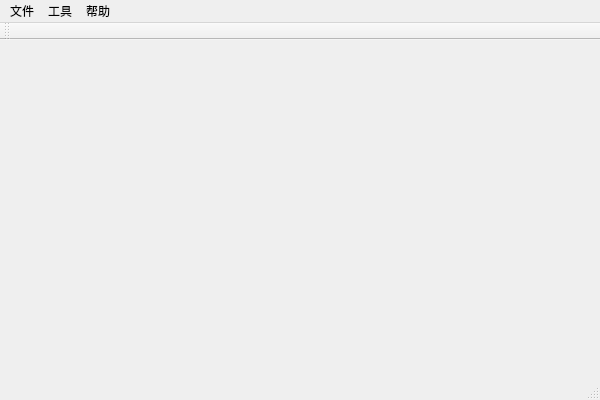
waspxyz/QtSipPhone, file QtSipPhone/qtsipphone.ui: the form before one commit.
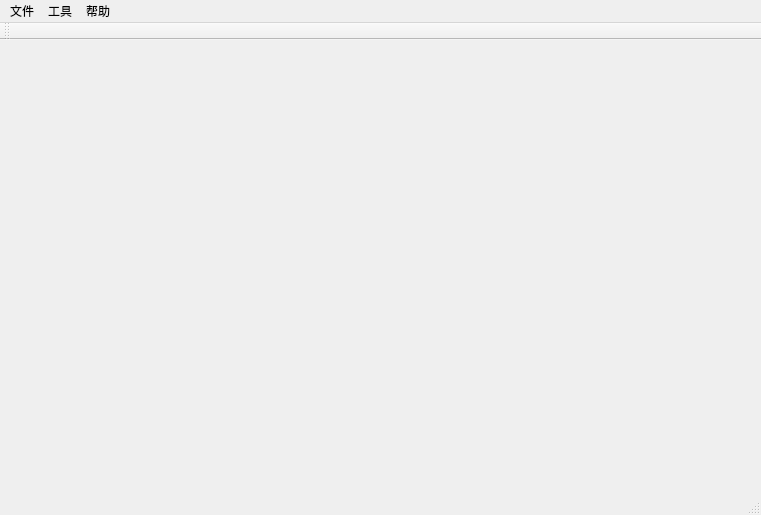
The form after the commit.

What changed in the file:
```diff
--- a/QtSipPhone/qtsipphone.ui
+++ b/QtSipPhone/qtsipphone.ui
@@ -6,8 +6,8 @@
    <rect>
     <x>0</x>
     <y>0</y>
-    <width>600</width>
-    <height>400</height>
+    <width>761</width>
+    <height>515</height>
    </rect>
   </property>
   <property name="windowTitle">
@@ -19,7 +19,7 @@
     <rect>
      <x>0</x>
      <y>0</y>
-     <width>600</width>
+     <width>761</width>
      <height>26</height>
     </rect>
    </property>
```
